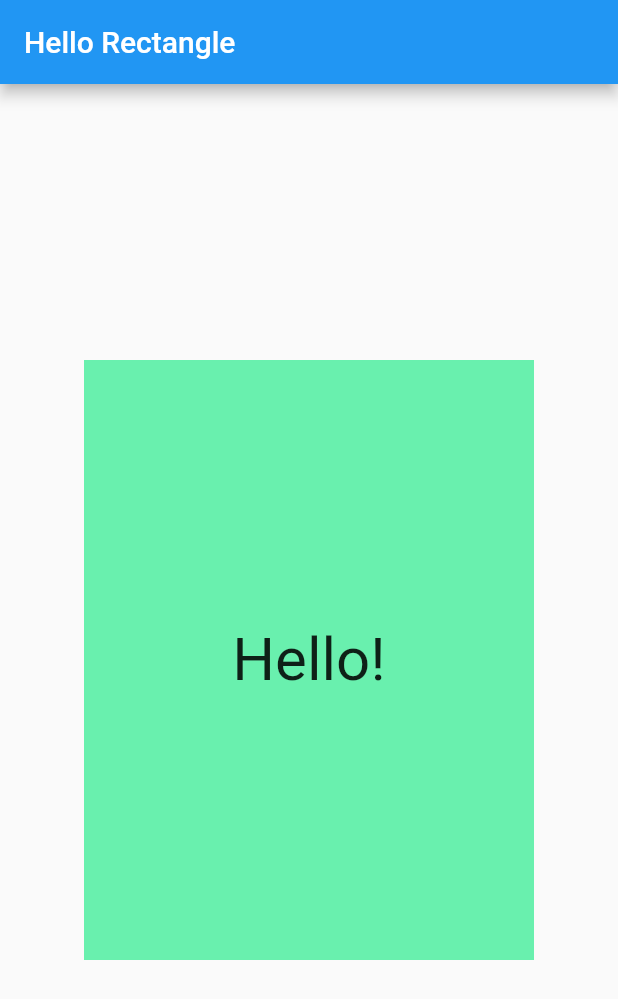
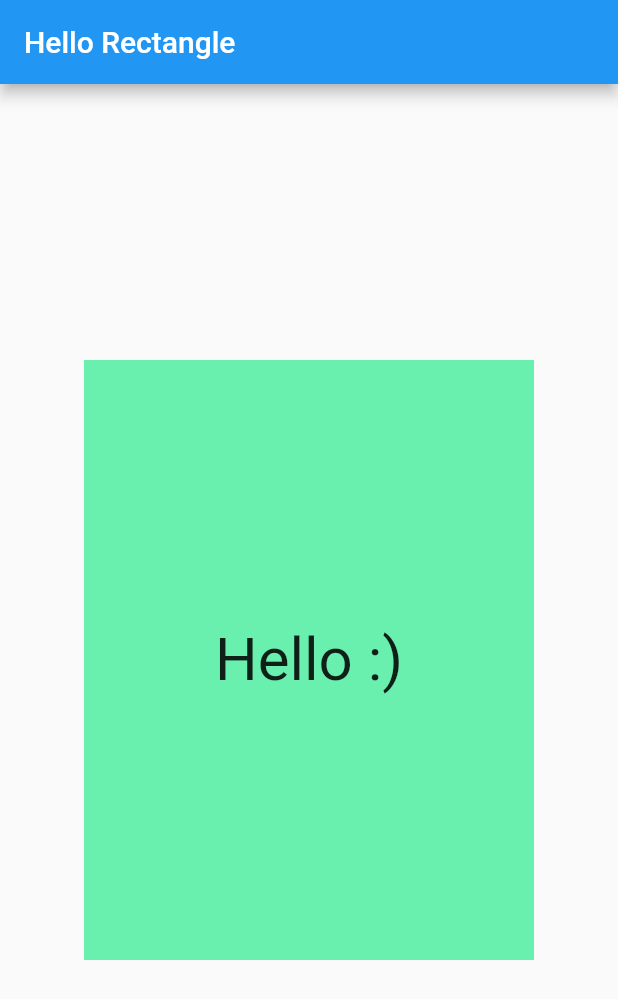
Before and after one commit to donycisneros/flutter_demo_app, a Flutter app: the screen it shows after launch, on a phone screen of 412 x 824 dp. Shown: the top 999 px of the screen. Run offline on Flutter 3.47's test engine with Material 2 defaults, Android fonts, the phone set to English and light mode, and no system bars.

```diff
--- a/lib/main.dart
+++ b/lib/main.dart
@@ -25,7 +25,7 @@ class HelloRectangle extends StatelessWidget {
         width: 300.0,
         child: Center(
           child: Text(
-            'Hello!',
+            'Hello :)',
             style: TextStyle(fontSize: 40.0),
             textAlign: TextAlign.center,
           ),
```
